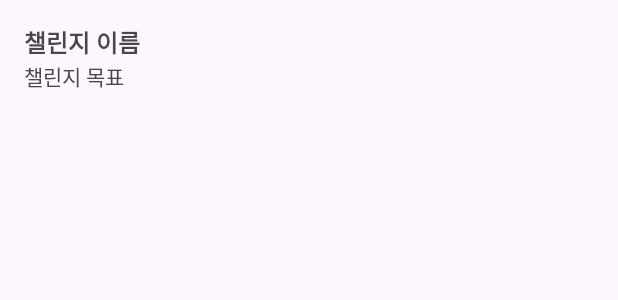
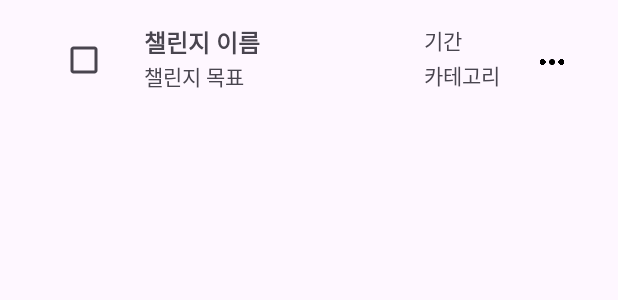
Before and after one commit to jihyuncoding/TimeRun, an Android app: the layout item_challenge.xml on its own in the app's theme, with its tools: preview values and no code run, on a phone screen of 412 x 824 dp. Shown: the top 300 px of the screen. Run offline under Robolectric (Android 15) with nearby library versions, the phone set to English and light mode, and no system bars.

Commit message:
목록 페이지 및 팝업창 구현

```diff
--- a/app/src/main/res/layout/item_challenge.xml
+++ b/app/src/main/res/layout/item_challenge.xml
@@ -1,23 +1,78 @@
 <?xml version="1.0" encoding="utf-8"?>
-<LinearLayout
+<RelativeLayout
     xmlns:android="http://schemas.android.com/apk/res/android"
     android:layout_width="match_parent"
     android:layout_height="wrap_content"
-    android:orientation="vertical"
     android:padding="16dp">
 
+    <!-- 체크박스 -->
+    <CheckBox
+        android:id="@+id/checkBox"
+        android:layout_width="wrap_content"
+        android:layout_height="wrap_content"
+        android:layout_alignParentStart="true"
+        android:layout_marginStart="16dp" />
+
+    <!-- 챌린지 이름 -->
     <TextView
         android:id="@+id/challengeName"
         android:layout_width="wrap_content"
         android:layout_height="wrap_content"
         android:text="챌린지 이름"
         android:textSize="16sp"
-        android:textStyle="bold" />
+        android:textStyle="bold"
+        android:layout_toEndOf="@id/checkBox"
+        android:layout_alignParentTop="true"
+        android:layout_marginStart="16dp"/>
 
+    <!-- 챌린지 목표 -->
     <TextView
         android:id="@+id/challengeGoal"
         android:layout_width="wrap_content"
         android:layout_height="wrap_content"
         android:text="챌린지 목표"
-        android:textSize="14sp" />
-</LinearLayout>
+        android:textSize="14sp"
+        android:layout_toEndOf="@id/checkBox"
+        android:layout_below="@id/challengeName"
+        android:layout_marginStart="16dp"/>
+
+    <!-- 기간과 카테고리 -->
+    <LinearLayout
+        android:id="@+id/categoryAndDateLayout"
+        android:layout_width="wrap_content"
+        android:layout_height="wrap_content"
+        android:orientation="vertical"
+        android:layout_toEndOf="@id/challengeGoal"
+        android:layout_alignParentTop="true"
+        android:layout_marginStart="120dp">
+
+        <TextView
+            android:id="@+id/challengeDate"
+            android:layout_width="wrap_content"
+            android:layout_height="wrap_content"
+            android:text="기간"
+            android:textSize="14sp"
+            android:layout_marginEnd="20dp" />
+
+        <TextView
+            android:id="@+id/categorySpinner"
+            android:layout_width="wrap_content"
+            android:layout_height="wrap_content"
+            android:text="카테고리"
+            android:textSize="14sp"
+            android:layout_marginTop="2dp"/>
+    </LinearLayout>
+
+    <!-- "..." 아이콘 -->
+    <ImageView
+        android:id="@+id/optionsIcon"
+        android:layout_width="24dp"
+        android:layout_height="24dp"
+        android:layout_below="@id/categoryAndDateLayout"
+        android:layout_alignParentEnd="true"
+        android:layout_centerVertical="true"
+        android:layout_marginTop="-31dp"
+        android:layout_marginEnd="16dp"
+        android:src="@drawable/ic_options" />
+
+</RelativeLayout>
```
Also changed, not shown: app/src/main/java/com/example/timerunapp/ChallengeAdapter.kt (+19 -6 lines), app/src/main/java/com/example/timerunapp/Info_Todo.kt (+27 -6 lines), app/src/main/res/layout/dialog_challenge_details.xml (added, +80 -0 lines), app/src/main/res/drawable/ic_options.png (added).
